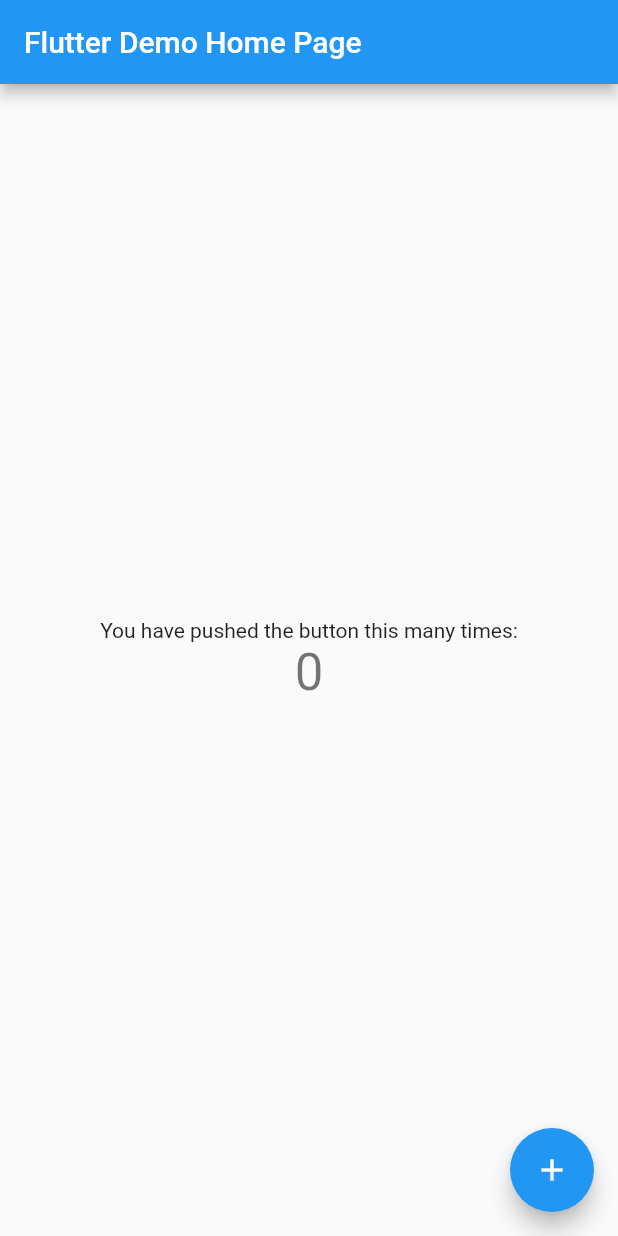
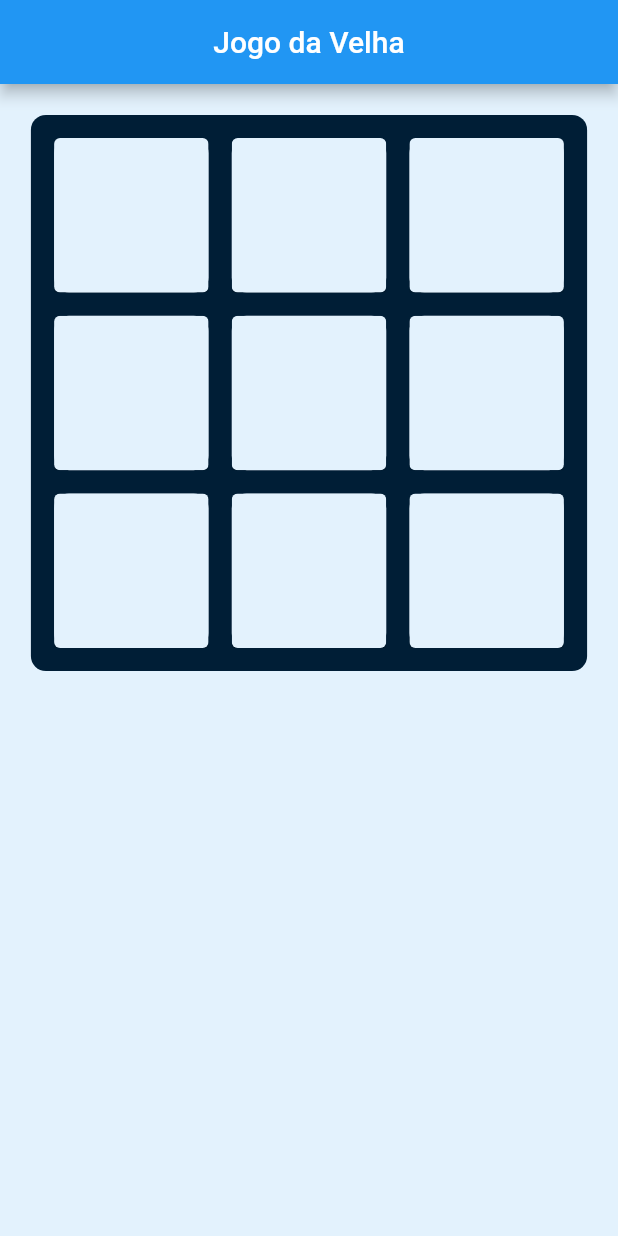
Before and after one commit to BragaCarine01/jogo_da_velha, a Flutter app: the screen it shows after launch, on a phone screen of 412 x 824 dp. Run offline on Flutter 3.47's test engine with Material 2 defaults, Android fonts, the phone set to English and light mode, and no system bars.

Commit message:
Jogo da Velha

```diff
--- /dev/null
+++ b/lib/jogo_da_velha/Controller/JogoDaVelhaController.dart
@@ -0,0 +1,18 @@
+import 'package:flutter/cupertino.dart';
+
+class JogoDaVelhaController {
+  ValueNotifier<List<String>> matrizJogo =
+      ValueNotifier(["-", "-", "-", "-", "-", "-", "-", "-", "-"]);
+  int cont = 1;
+
+  setValPos(int pos) {
+    if (cont % 2 == 0) {
+      matrizJogo.value[pos] = "O";
+    } else {
+      matrizJogo.value[pos] = "X";
+    }
+    cont++;
+
+    matrizJogo.notifyListeners();
+  }
+}
--- /dev/null
+++ b/lib/jogo_da_velha/Views/JogoDaVelha.dart
@@ -0,0 +1,383 @@
+import 'package:flutter/material.dart';
+import 'package:flutter/src/widgets/container.dart';
+import 'package:flutter/src/widgets/framework.dart';
+import 'package:jogo_da_velha/jogo_da_velha/Controller/JogoDaVelhaController.dart';
+
+class JogoDaVelha extends StatelessWidget {
+  JogoDaVelha({super.key});
+  JogoDaVelhaController x = JogoDaVelhaController();
+
+  @override
+  Widget build(BuildContext context) {
+    return Scaffold(
+      appBar: AppBar(
+        centerTitle: true,
+        title: Text("Jogo da Velha"),
+      ),
+      body: Container(
+        height: MediaQuery.of(context).size.height,
+        width: MediaQuery.of(context).size.width,
+        decoration: BoxDecoration(color: Colors.blue[50]),
+        child: Column(
+          children: <Widget>[
+            SizedBox(
+              height: MediaQuery.of(context).size.height * 0.025,
+            ),
+            Container(
+              height: MediaQuery.of(context).size.width * 0.9,
+              width: MediaQuery.of(context).size.width * 0.9,
+              decoration: BoxDecoration(
+                color: Color.fromARGB(255, 0, 30, 54),
+                borderRadius: BorderRadius.circular(10),
+              ),
+              child: Column(
+                mainAxisAlignment: MainAxisAlignment.spaceEvenly,
+                children: <Widget>[
+                  Row(
+                    mainAxisAlignment: MainAxisAlignment.spaceEvenly,
+                    children: <Widget>[
+                      Container(
+                        height: MediaQuery.of(context).size.width * 0.25,
+                        width: MediaQuery.of(context).size.width * 0.25,
+                        decoration: BoxDecoration(
+                          color: Colors.blue[50],
+                          borderRadius: BorderRadius.circular(10),
+                        ),
+                        child: ClipRRect(
+                          child: ElevatedButton(
+                            style: ElevatedButton.styleFrom(
+                                backgroundColor: Colors.blue[50]),
+                            onPressed: () {
+                              if (x.matrizJogo.value[0] == "-") {
+                                x.setValPos(0);
+                              }
+                            },
+                            child: Center(
+                              child: AnimatedBuilder(
+                                animation: x.matrizJogo,
+                                builder: (BuildContext context, Widget? child) {
+                                  return Text(
+                                    x.matrizJogo.value[0] == "-"
+                                        ? ""
+                                        : x.matrizJogo.value[0],
+                                    style: TextStyle(
+                                        color: Color.fromARGB(255, 0, 30, 54),
+                                        fontSize:
+                                            MediaQuery.of(context).size.width *
+                                                0.2),
+                                  );
+                                },
+                              ),
+                            ),
+                          ),
+                        ),
+                      ),
+                      Container(
+                        height: MediaQuery.of(context).size.width * 0.25,
+                        width: MediaQuery.of(context).size.width * 0.25,
+                        decoration: BoxDecoration(
+                          color: Colors.blue[50],
+                          borderRadius: BorderRadius.circular(10),
+                        ),
+                        child: ClipRRect(
+                          child: ElevatedButton(
+                            style: ElevatedButton.styleFrom(
+                                backgroundColor: Colors.blue[50]),
+                            onPressed: () {
+                              if (x.matrizJogo.value[1] == "-") {
+                                x.setValPos(1);
+                              }
+                            },
+                            child: Center(
+                              child: AnimatedBuilder(
+                                animation: x.matrizJogo,
+                                builder: (BuildContext context, Widget? child) {
+                                  return Text(
+                                    x.matrizJogo.value[1] == "-"
+                                        ? ""
+                                        : x.matrizJogo.value[1],
+                                    style: TextStyle(
+                                        color: Color.fromARGB(255, 0, 30, 54),
+                                        fontSize:
+                                            MediaQuery.of(context).size.width *
+                                                0.2),
+                                  );
+                                },
+                              ),
+                            ),
+                          ),
+                        ),
+                      ),
+                      Container(
+                        height: MediaQuery.of(context).size.width * 0.25,
+                        width: MediaQuery.of(context).size.width * 0.25,
+                        decoration: BoxDecoration(
+                          color: Colors.blue[50],
+                          borderRadius: BorderRadius.circular(10),
+                        ),
+                        child: ClipRRect(
+                          child: ElevatedButton(
+                            style: ElevatedButton.styleFrom(
+                                backgroundColor: Colors.blue[50]),
+                            onPressed: () {
+                              if (x.matrizJogo.value[2] == "-") {
+                                x.setValPos(2);
+                              }
+                            },
+                            child: Center(
+                              child: AnimatedBuilder(
+                                animation: x.matrizJogo,
+                                builder: (BuildContext context, Widget? child) {
+                                  return Text(
+                                    x.matrizJogo.value[2] == "-"
+                                        ? ""
+                                        : x.matrizJogo.value[2],
+                                    style: TextStyle(
+                                        color: Color.fromARGB(255, 0, 30, 54),
+                                        fontSize:
+                                            MediaQuery.of(context).size.width *
+                                                0.2),
+                                  );
+                                },
+                              ),
+                            ),
+                          ),
+                        ),
+                      ),
+                    ],
+                  ),
+                  Row(
+                    mainAxisAlignment: MainAxisAlignment.spaceEvenly,
+                    children: <Widget>[
+                      Container(
+                        height: MediaQuery.of(context).size.width * 0.25,
+                        width: MediaQuery.of(context).size.width * 0.25,
+                        decoration: BoxDecoration(
+                          color: Colors.blue[50],
+                          borderRadius: BorderRadius.circular(10),
+                        ),
+                        child: ClipRRect(
+                          child: ElevatedButton(
+                            style: ElevatedButton.styleFrom(
+                                backgroundColor: Colors.blue[50]),
+                            onPressed: () {
+                              if (x.matrizJogo.value[3] == "-") {
+                                x.setValPos(3);
+                              }
+                            },
+                            child: Center(
+                              child: AnimatedBuilder(
+                                animation: x.matrizJogo,
+                                builder: (BuildContext context, Widget? child) {
+                                  return Text(
+                                    x.matrizJogo.value[3] == "-"
+                                        ? ""
+                                        : x.matrizJogo.value[3],
+                                    style: TextStyle(
+                                        color: Color.fromARGB(255, 0, 30, 54),
+                                        fontSize:
+                                            MediaQuery.of(context).size.width *
+                                                0.2),
+                                  );
+                                },
+                              ),
+                            ),
+                          ),
+                        ),
+                      ),
+                      Container(
+                        height: MediaQuery.of(context).size.width * 0.25,
+                        width: MediaQuery.of(context).size.width * 0.25,
+                        decoration: BoxDecoration(
+                          color: Colors.blue[50],
+                          borderRadius: BorderRadius.circular(10),
+                        ),
+                        child: ClipRRect(
+                          child: ElevatedButton(
+                            style: ElevatedButton.styleFrom(
+                                backgroundColor: Colors.blue[50]),
+                            onPressed: () {
+                              if (x.matrizJogo.value[4] == "-") {
+                                x.setValPos(4);
+                              }
+                            },
+                            child: Center(
+                              child: AnimatedBuilder(
+                                animation: x.matrizJogo,
+                                builder: (BuildContext context, Widget? child) {
+                                  return Text(
+                                    x.matrizJogo.value[4] == "-"
+                                        ? ""
+                                        : x.matrizJogo.value[4],
+                                    style: TextStyle(
+                                        color: Color.fromARGB(255, 0, 30, 54),
+                                        fontSize:
+                                            MediaQuery.of(context).size.width *
+                                                0.2),
+                                  );
+                                },
+                              ),
+                            ),
+                          ),
+                        ),
+                      ),
+                      Container(
+                        height: MediaQuery.of(context).size.width * 0.25,
+                        width: MediaQuery.of(context).size.width * 0.25,
+                        decoration: BoxDecoration(
+                          color: Colors.blue[50],
+                          borderRadius: BorderRadius.circular(10),
+                        ),
+                        child: ClipRRect(
+                          child: ElevatedButton(
+                            style: ElevatedButton.styleFrom(
+                                backgroundColor: Colors.blue[50]),
+                            onPressed: () {
+                              if (x.matrizJogo.value[5] == "-") {
+                                x.setValPos(5);
+                              }
+                            },
+                            child: Center(
+                              child: AnimatedBuilder(
+                                animation: x.matrizJogo,
+                                builder: (BuildContext context, Widget? child) {
+                                  return Text(
+                                    x.matrizJogo.value[5] == "-"
+                                        ? ""
+                                        : x.matrizJogo.value[5],
+                                    style: TextStyle(
+                                        color: Color.fromARGB(255, 0, 30, 54),
+                                        fontSize:
+                                            MediaQuery.of(context).size.width *
+                                                0.2),
+                                  );
+                                },
+                              ),
+                            ),
+                          ),
+                        ),
+                      ),
+                    ],
+                  ),
+                  Row(
+                    mainAxisAlignment: MainAxisAlignment.spaceEvenly,
+                    children: <Widget>[
+                      Container(
+                        height: MediaQuery.of(context).size.width * 0.25,
+                        width: MediaQuery.of(context).size.width * 0.25,
+                        decoration: BoxDecoration(
+                          color: Colors.blue[50],
+                          borderRadius: BorderRadius.circular(10),
+                        ),
+                        child: ClipRRect(
+                          child: ElevatedButton(
+                            style: ElevatedButton.styleFrom(
+                                backgroundColor: Colors.blue[50]),
+                            onPressed: () {
+                              if (x.matrizJogo.value[6] == "-") {
+                                x.setValPos(6);
+                              }
+                            },
+                            child: Center(
+                              child: AnimatedBuilder(
+                                animation: x.matrizJogo,
+                                builder: (BuildContext context, Widget? child) {
+                                  return Text(
+                                    x.matrizJogo.value[6] == "-"
+                                        ? ""
+                                        : x.matrizJogo.value[6],
+                                    style: TextStyle(
+                                        color: Color.fromARGB(255, 0, 30, 54),
+                                        fontSize:
+                                            MediaQuery.of(context).size.width *
+                                                0.2),
+                                  );
+                                },
+                              ),
+                            ),
+                          ),
+                        ),
+                      ),
+                      Container(
+                        height: MediaQuery.of(context).size.width * 0.25,
+                        width: MediaQuery.of(context).size.width * 0.25,
+                        decoration: BoxDecoration(
+                          color: Colors.blue[50],
+                          borderRadius: BorderRadius.circular(10),
+                        ),
+                        child: ClipRRect(
+                          child: ElevatedButton(
+                            style: ElevatedButton.styleFrom(
+                                backgroundColor: Colors.blue[50]),
+                            onPressed: () {
+                              if (x.matrizJogo.value[7] == "-") {
+                                x.setValPos(7);
+                              }
+                            },
+                            child: Center(
+                              child: AnimatedBuilder(
+                                animation: x.matrizJogo,
+                                builder: (BuildContext context, Widget? child) {
+                                  return Text(
+                                    x.matrizJogo.value[7] == "-"
+                                        ? ""
+                                        : x.matrizJogo.value[7],
+                                    style: TextStyle(
+                                        color: Color.fromARGB(255, 0, 30, 54),
+                                        fontSize:
+                                            MediaQuery.of(context).size.width *
+                                                0.2),
+                                  );
+                                },
+                              ),
+                            ),
+                          ),
+                        ),
+                      ),
+                      Container(
+                        height: MediaQuery.of(context).size.width * 0.25,
+                        width: MediaQuery.of(context).size.width * 0.25,
+                        decoration: BoxDecoration(
+                          color: Colors.blue[50],
+                          borderRadius: BorderRadius.circular(10),
+                        ),
+                        child: ClipRRect(
+                          child: ElevatedButton(
+                            style: ElevatedButton.styleFrom(
+                                backgroundColor: Colors.blue[50]),
+                            onPressed: () {
+                              if (x.matrizJogo.value[8] == "-") {
+                                x.setValPos(8);
+                              }
+                            },
+                            child: Center(
+                              child: AnimatedBuilder(
+                                animation: x.matrizJogo,
+                                builder: (BuildContext context, Widget? child) {
+                                  return Text(
+                                    x.matrizJogo.value[8] == "-"
+                                        ? ""
+                                        : x.matrizJogo.value[8],
+                                    style: TextStyle(
+                                        color: Color.fromARGB(255, 0, 30, 54),
+                                        fontSize:
+                                            MediaQuery.of(context).size.width *
+                                                0.2),
+                                  );
+                                },
+                              ),
+                            ),
+                          ),
+                        ),
+                      ),
+                    ],
+                  ),
+                ],
+              ),
+            ),
+          ],
+        ),
+      ),
+    );
+  }
+}
--- a/lib/main.dart
+++ b/lib/main.dart
@@ -1,4 +1,5 @@
 import 'package:flutter/material.dart';
+import 'package:jogo_da_velha/jogo_da_velha/Views/JogoDaVelha.dart';
 
 void main() {
   runApp(const MyApp());
@@ -13,103 +14,9 @@ class MyApp extends StatelessWidget {
     return MaterialApp(
       title: 'Flutter Demo',
       theme: ThemeData(
-        // This is the theme of your application.
-        //
-        // Try running your application with "flutter run". You'll see the
-        // application has a blue toolbar. Then, without quitting the app, try
-        // changing the primarySwatch below to Colors.green and then invoke
-        // "hot reload" (press "r" in the console where you ran "flutter run",
-        // or simply save your changes to "hot reload" in a Flutter IDE).
-        // Notice that the counter didn't reset back to zero; the application
-        // is not restarted.
         primarySwatch: Colors.blue,
       ),
-      home: const MyHomePage(title: 'Flutter Demo Home Page'),
+      home: JogoDaVelha(),
     );
   }
 }
-
-class MyHomePage extends StatefulWidget {
-  const MyHomePage({super.key, required this.title});
-
-  // This widget is the home page of your application. It is stateful, meaning
-  // that it has a State object (defined below) that contains fields that affect
-  // how it looks.
-
-  // This class is the configuration for the state. It holds the values (in this
-  // case the title) provided by the parent (in this case the App widget) and
-  // used by the build method of the State. Fields in a Widget subclass are
-  // always marked "final".
-
-  final String title;
-
-  @override
-  State<MyHomePage> createState() => _MyHomePageState();
-}
-
-class _MyHomePageState extends State<MyHomePage> {
-  int _counter = 0;
-
-  void _incrementCounter() {
-    setState(() {
-      // This call to setState tells the Flutter framework that something has
-      // changed in this State, which causes it to rerun the build method below
-      // so that the display can reflect the updated values. If we changed
-      // _counter without calling setState(), then the build method would not be
-      // called again, and so nothing would appear to happen.
-      _counter++;
-    });
-  }
-
-  @override
-  Widget build(BuildContext context) {
-    // This method is rerun every time setState is called, for instance as done
-    // by the _incrementCounter method above.
-    //
-    // The Flutter framework has been optimized to make rerunning build methods
-    // fast, so that you can just rebuild anything that needs updating rather
-    // than having to individually change instances of widgets.
-    return Scaffold(
-      appBar: AppBar(
-        // Here we take the value from the MyHomePage object that was created by
-        // the App.build method, and use it to set our appbar title.
-        title: Text(widget.title),
-      ),
-      body: Center(
-        // Center is a layout widget. It takes a single child and positions it
-        // in the middle of the parent.
-        child: Column(
-          // Column is also a layout widget. It takes a list of children and
-          // arranges them vertically. By default, it sizes itself to fit its
-          // children horizontally, and tries to be as tall as its parent.
-          //
-          // Invoke "debug painting" (press "p" in the console, choose the
-          // "Toggle Debug Paint" action from the Flutter Inspector in Android
-          // Studio, or the "Toggle Debug Paint" command in Visual Studio Code)
-          // to see the wireframe for each widget.
-          //
-          // Column has various properties to control how it sizes itself and
-          // how it positions its children. Here we use mainAxisAlignment to
-          // center the children vertically; the main axis here is the vertical
-          // axis because Columns are vertical (the cross axis would be
-          // horizontal).
-          mainAxisAlignment: MainAxisAlignment.center,
-          children: <Widget>[
-            const Text(
-              'You have pushed the button this many times:',
-            ),
-            Text(
-              '$_counter',
-              style: Theme.of(context).textTheme.headline4,
-            ),
-          ],
-        ),
-      ),
-      floatingActionButton: FloatingActionButton(
-        onPressed: _incrementCounter,
-        tooltip: 'Increment',
-        child: const Icon(Icons.add),
-      ), // This trailing comma makes auto-formatting nicer for build methods.
-    );
-  }
-}
```
